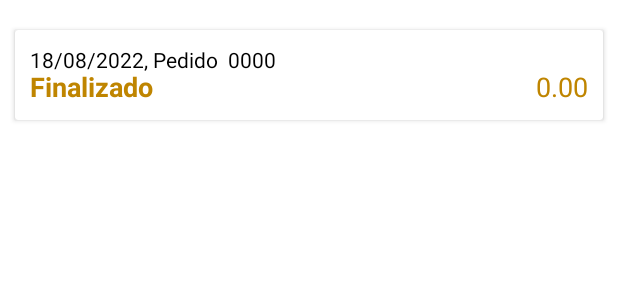
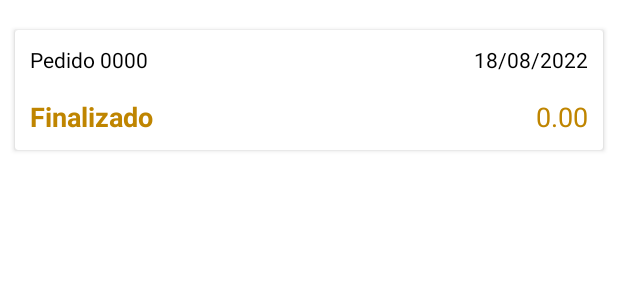
Before and after one commit to weslley-lima04/TCCCantinaToshio, an Android app: the layout modelo_pedido_realizado.xml on its own in the app's theme, with its tools: preview values and no code run, on a phone screen of 412 x 824 dp. Shown: the top 300 px of the screen. Run offline under Robolectric (Android 15) with nearby library versions, the phone set to English and light mode, and no system bars.

Commit message:
Com lista de pedidos

```diff
--- a/app/src/main/java/com/cantinatoshio/app/PedidoRealizado.java
+++ b/app/src/main/java/com/cantinatoshio/app/PedidoRealizado.java
@@ -19,7 +19,8 @@ public class PedidoRealizado extends AppCompatActivity {
         textView = findViewById(R.id.num_pedido);
         //System.out.println("SAIDA DO ID PEDIDO");
         //System.out.println(Pedido.idPedido);
-        textView.setText("#00" + String.valueOf(Pedido.idPedido + 1));
+        String newID = "#00" + Pedido.returnNewIDPedido();
+        textView.setText(newID);
 
         getSupportActionBar().setDisplayHomeAsUpEnabled(true);
 
--- a/app/src/main/java/com/cantinatoshio/app/Salgados_Home_Fragment.java
+++ b/app/src/main/java/com/cantinatoshio/app/Salgados_Home_Fragment.java
@@ -35,9 +35,9 @@ public class Salgados_Home_Fragment extends Fragment
         lista_salgados = view.findViewById(R.id.lista_salgados);
         salgados = new ArrayList<>();
 
-        salgados.add(new Produto("6","Coxinha", "Frango com catupiry", "6.00", "salgado", R.drawable.coxinha));
-        salgados.add(new Produto("7","Pão de Queijo", "Quente e crocante", "2.50", "salgado" ,R.drawable.fpaodequeijo));
-        salgados.add(new Produto("8", "Misto Quente", "Com queijo e presunto", "6.00", "salgado" ,R.drawable.misto));
+        salgados.add(new Produto("7","Coxinha", "Frango com catupiry", "6.00", "salgado", R.drawable.coxinha));
+        salgados.add(new Produto("8","Pão de Queijo", "Quente e crocante", "2.50", "salgado" ,R.drawable.fpaodequeijo));
+        salgados.add(new Produto("9", "Misto Quente", "Com queijo e presunto", "6.00", "salgado" ,R.drawable.misto));
 
         AdapterSalgados adapterSalgados = new AdapterSalgados(getContext(), salgados);
 
--- a/app/src/main/java/com/cantinatoshio/app/api/Api.java
+++ b/app/src/main/java/com/cantinatoshio/app/api/Api.java
@@ -2,7 +2,7 @@ package com.cantinatoshio.app.api;
 
 public class Api
 {
-    private static final String ROOT_URL = "http://192.168.56.1/CantinaAPI/CantinaAPI/v1/Api.php?apicall=";
+    private static final String ROOT_URL = "http://192.168.1.14/CantinaAPI/CantinaAPI/v1/Api.php?apicall=";
 
     public static final String URL_CREATE_HERO = ROOT_URL + "createProdutos";
     public static final String URL_READ_HEROES = ROOT_URL + "getProdutos";
@@ -14,6 +14,6 @@ public class Api
 
     public static final String URL_CLIENTE_PEDIDOS = ROOT_URL + "getClientePedidos";
 
-    public static final String URL_LAST_IDPEDIDO = "http://192.168.56.1/CantinaApi/CantinaAPI/includes/getPedidoID.php";
+    public static final String URL_LAST_IDPEDIDO = "http://192.168.1.14/CantinaApi/CantinaAPI/includes/getPedidoID.php";
 
 }
--- a/app/src/main/java/com/cantinatoshio/app/api/RequestHandler.java
+++ b/app/src/main/java/com/cantinatoshio/app/api/RequestHandler.java
@@ -99,6 +99,7 @@ public class RequestHandler
         } catch (Exception e)
         {
         }
+
         return sb.toString();
     }
 
--- a/app/src/main/res/layout/modelo_pedido_realizado.xml
+++ b/app/src/main/res/layout/modelo_pedido_realizado.xml
@@ -1,48 +1,47 @@
 <?xml version="1.0" encoding="utf-8"?>
-<LinearLayout xmlns:android="http://schemas.android.com/apk/res/android"
-    android:layout_width="match_parent"
-    android:layout_height="match_parent"
-    android:orientation="vertical">
-
-    <androidx.cardview.widget.CardView
+<androidx.cardview.widget.CardView xmlns:android="http://schemas.android.com/apk/res/android"
+    xmlns:app="http://schemas.android.com/apk/res-auto"
     android:id="@+id/cardPedidos"
     android:layout_width="match_parent"
-        android:layout_height="60dp"
+    android:layout_height="80dp"
     android:layout_marginLeft="10dp"
     android:layout_marginTop="20dp"
     android:layout_marginRight="10dp">
 
-        <RelativeLayout
+    <androidx.constraintlayout.widget.ConstraintLayout
+        android:padding="10dp"
         android:layout_width="match_parent"
-            android:layout_height="match_parent"
-            android:padding="10dp">
+        android:layout_height="match_parent">
 
-            <!-- pedido ficticio -->
         <TextView
-
             android:id="@+id/txt_dataPedido"
             android:layout_width="wrap_content"
             android:layout_height="wrap_content"
             android:layout_alignParentStart="true"
             android:text="18/08/2022"
-                android:textColor="#000" />
+            android:textColor="#000"
+            app:layout_constraintEnd_toEndOf="parent"
+            app:layout_constraintTop_toTopOf="parent" />
 
         <TextView
             android:id="@+id/txt_Pedido"
             android:layout_width="wrap_content"
             android:layout_height="wrap_content"
             android:layout_marginEnd="3dp"
-                android:layout_toEndOf="@id/txt_dataPedido"
-                android:text=", Pedido "
-                android:textColor="#000" />
+            android:text="Pedido "
+            android:textColor="#000"
+            app:layout_constraintEnd_toStartOf="@id/txt_idPedido"
+            app:layout_constraintStart_toStartOf="parent"
+            app:layout_constraintTop_toTopOf="parent" />
 
         <TextView
             android:id="@+id/txt_idPedido"
             android:layout_width="wrap_content"
             android:layout_height="wrap_content"
-                android:layout_toEndOf="@id/txt_Pedido"
+            app:layout_constraintStart_toEndOf="@id/txt_Pedido"
             android:text="0000"
-                android:textColor="#000" />
+            android:textColor="#000"
+            app:layout_constraintTop_toTopOf="parent" />
 
         <TextView
             android:id="@+id/txt_Status"
@@ -52,21 +51,21 @@
             android:text="Finalizado"
             android:textColor="#bf8500"
             android:textSize="18sp"
-                android:textStyle="bold" />
-
+            android:textStyle="bold"
+            app:layout_constraintBottom_toBottomOf="parent"
+            app:layout_constraintStart_toStartOf="parent" />
 
         <TextView
             android:id="@+id/txtValorPedido"
             android:layout_width="wrap_content"
             android:layout_height="wrap_content"
-                android:layout_alignParentEnd="true"
-                android:layout_alignParentBottom="true"
+            android:text="0.00"
+            android:textColor="#bf8500"
             android:textSize="18sp"
-                android:text="0.00"
-                android:textColor="#bf8500" />
+            app:layout_constraintBottom_toBottomOf="parent"
+            app:layout_constraintEnd_toEndOf="parent" />
 
 
-        </RelativeLayout>
+
+    </androidx.constraintlayout.widget.ConstraintLayout>
 </androidx.cardview.widget.CardView>
-
-</LinearLayout>
```
Also changed, not shown: app/src/main/java/com/cantinatoshio/app/CarrinhoActivity.java (+2 -8 lines), app/src/main/java/com/cantinatoshio/app/ClickPedidosActivity.java (+5 -9 lines), app/src/main/java/com/cantinatoshio/app/Cliente.java (+31 -4 lines), app/src/main/java/com/cantinatoshio/app/MainActivity.java (+6 -2 lines), app/src/main/java/com/cantinatoshio/app/Outros_Home_Fragment.java (+4 -4 lines), app/src/main/java/com/cantinatoshio/app/Pedido.java (+23 -6 lines), app/src/main/java/com/cantinatoshio/app/PedidosFragment.java (+18 -7 lines), app/src/main/java/com/cantinatoshio/app/api/PerformNetworkRequest.java (+21 -1 lines), app/src/main/java/com/cantinatoshio/app/getData.java (+7 -36 lines), app/src/main/res/layout/activity_click_pedidos.xml (+4 -4 lines), app/src/main/res/layout/modelo_empty_pedidos.xml (added, +57 -0 lines). Lines whose indentation alone changed are shown as unchanged.
